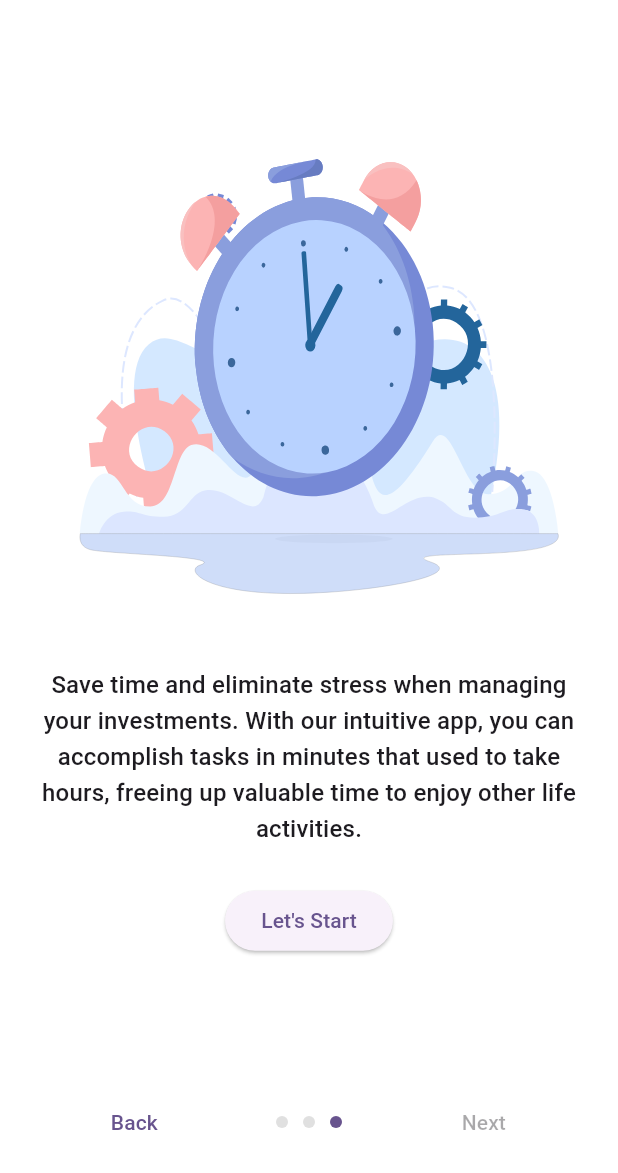
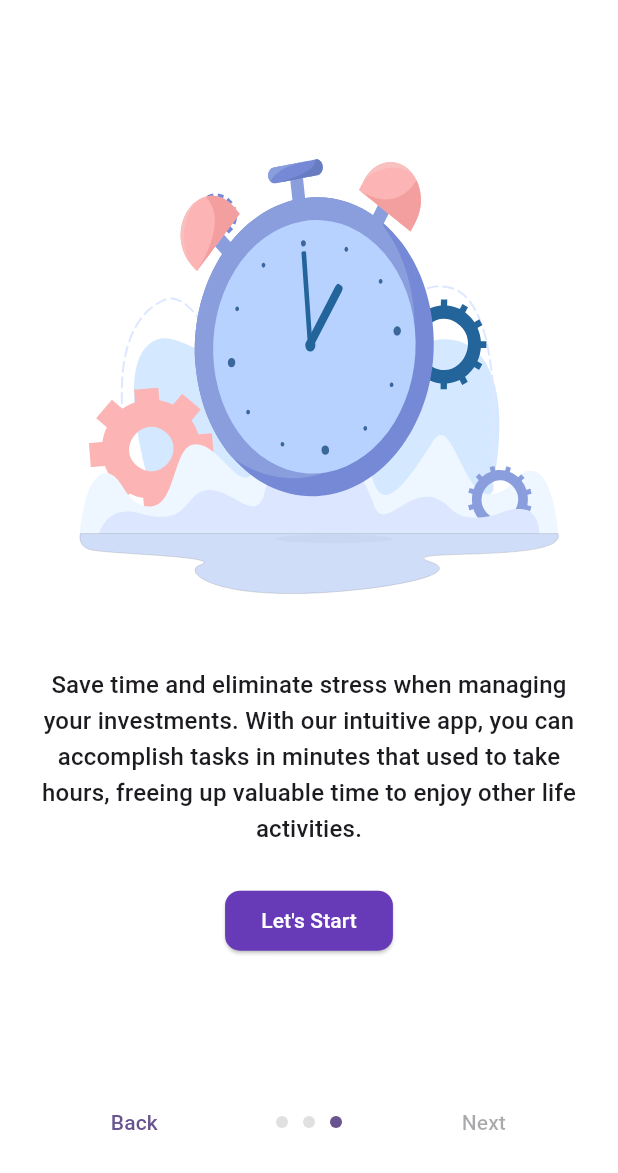
Before and after one commit to eduardoazvd17/investhelper, a Flutter app: the screen it shows after launch, swiped to page 3, on a phone screen of 412 x 824 dp, the part 63-1236 px from its top. Run offline on Flutter 3.47's test engine with Material 3 defaults, Android fonts, the phone set to English and light mode, and no system bars; our stand-ins replace lottie; generated files the repository leaves out were written again.

Commit message:
Refactoring theme

```diff
--- a/lib/main.dart
+++ b/lib/main.dart
@@ -1,5 +1,6 @@
 import 'package:flutter/material.dart';
 import 'package:investmentmanager/src/features/welcome/views/welcome_page.dart';
+import 'src/core/utils/app_theme.dart';
 import 'src/features/auth/views/auth_page.dart';
 import 'src/features/investments/views/investments_page.dart';
 import 'src/l10n/l10n.dart';
@@ -12,41 +13,12 @@ Future<void> main() async {
 class InvestmentManagerApp extends StatelessWidget {
   const InvestmentManagerApp({super.key});
 
-  ThemeData get lightTheme => ThemeData(
-        appBarTheme: const AppBarTheme(
-          centerTitle: true,
-          backgroundColor: Colors.white,
-        ),
-        colorScheme: ColorScheme.fromSeed(
-          seedColor: Colors.deepPurple,
-          brightness: Brightness.light,
-          surfaceTint: Colors.white,
-        ),
-        scaffoldBackgroundColor: Colors.white,
-        useMaterial3: true,
-      );
-
-  ThemeData get darkTheme => ThemeData(
-        appBarTheme: const AppBarTheme(
-          centerTitle: true,
-          backgroundColor: Colors.black,
-        ),
-        colorScheme: ColorScheme.fromSeed(
-          seedColor: Colors.deepPurple,
-          brightness: Brightness.dark,
-          surfaceTint: Colors.black,
-        ),
-        primaryColor: Colors.deepPurple[200],
-        scaffoldBackgroundColor: Colors.black,
-        useMaterial3: true,
-      );
-
   @override
   Widget build(BuildContext context) {
     return MaterialApp(
       title: 'Investments Manager',
-      theme: lightTheme,
-      darkTheme: darkTheme,
+      theme: AppTheme.lightTheme,
+      darkTheme: AppTheme.darkTheme,
       localizationsDelegates: AppLocalizations.localizationsDelegates,
       supportedLocales: AppLocalizations.supportedLocales,
       localeResolutionCallback: (locale, supportedLocales) {
--- /dev/null
+++ b/lib/src/core/utils/app_theme.dart
@@ -0,0 +1,74 @@
+import 'package:flutter/material.dart';
+
+class AppTheme {
+  static const _kCenterTitle = true;
+  static const _kPrimaryColor = Colors.deepPurple;
+  static const _kBorderRadius = 10.0;
+  static const _kLightBackgroundColor = Colors.white;
+  static const _kDarkBackgroundColor = Colors.black;
+
+  static ThemeData get lightTheme => ThemeData(
+        appBarTheme: const AppBarTheme(
+          centerTitle: _kCenterTitle,
+          backgroundColor: _kLightBackgroundColor,
+        ),
+        textButtonTheme: TextButtonThemeData(
+          style: TextButton.styleFrom(
+            shape: RoundedRectangleBorder(
+              borderRadius: BorderRadius.circular(_kBorderRadius),
+            ),
+          ),
+        ),
+        elevatedButtonTheme: ElevatedButtonThemeData(
+          style: TextButton.styleFrom(
+            backgroundColor: _kPrimaryColor,
+            foregroundColor: _kLightBackgroundColor,
+            shape: RoundedRectangleBorder(
+              borderRadius: BorderRadius.circular(_kBorderRadius),
+            ),
+          ),
+        ),
+        colorScheme: ColorScheme.fromSeed(
+          seedColor: _kPrimaryColor,
+          brightness: Brightness.light,
+          surface: _kLightBackgroundColor,
+          surfaceTint: _kLightBackgroundColor,
+          secondary: Colors.blueGrey,
+        ),
+        scaffoldBackgroundColor: _kLightBackgroundColor,
+        useMaterial3: true,
+      );
+
+  static ThemeData get darkTheme => ThemeData(
+        appBarTheme: const AppBarTheme(
+          centerTitle: _kCenterTitle,
+          backgroundColor: _kDarkBackgroundColor,
+        ),
+        textButtonTheme: TextButtonThemeData(
+          style: TextButton.styleFrom(
+            shape: RoundedRectangleBorder(
+              borderRadius: BorderRadius.circular(_kBorderRadius),
+            ),
+          ),
+        ),
+        elevatedButtonTheme: ElevatedButtonThemeData(
+          style: TextButton.styleFrom(
+            backgroundColor: _kPrimaryColor[200],
+            foregroundColor: _kDarkBackgroundColor,
+            shape: RoundedRectangleBorder(
+              borderRadius: BorderRadius.circular(_kBorderRadius),
+            ),
+          ),
+        ),
+        colorScheme: ColorScheme.fromSeed(
+          seedColor: _kPrimaryColor,
+          brightness: Brightness.dark,
+          surface: Colors.transparent,
+          surfaceTint: Colors.transparent,
+          secondary: Colors.blueGrey,
+        ),
+        primaryColor: _kPrimaryColor[200],
+        scaffoldBackgroundColor: _kDarkBackgroundColor,
+        useMaterial3: true,
+      );
+}
```
